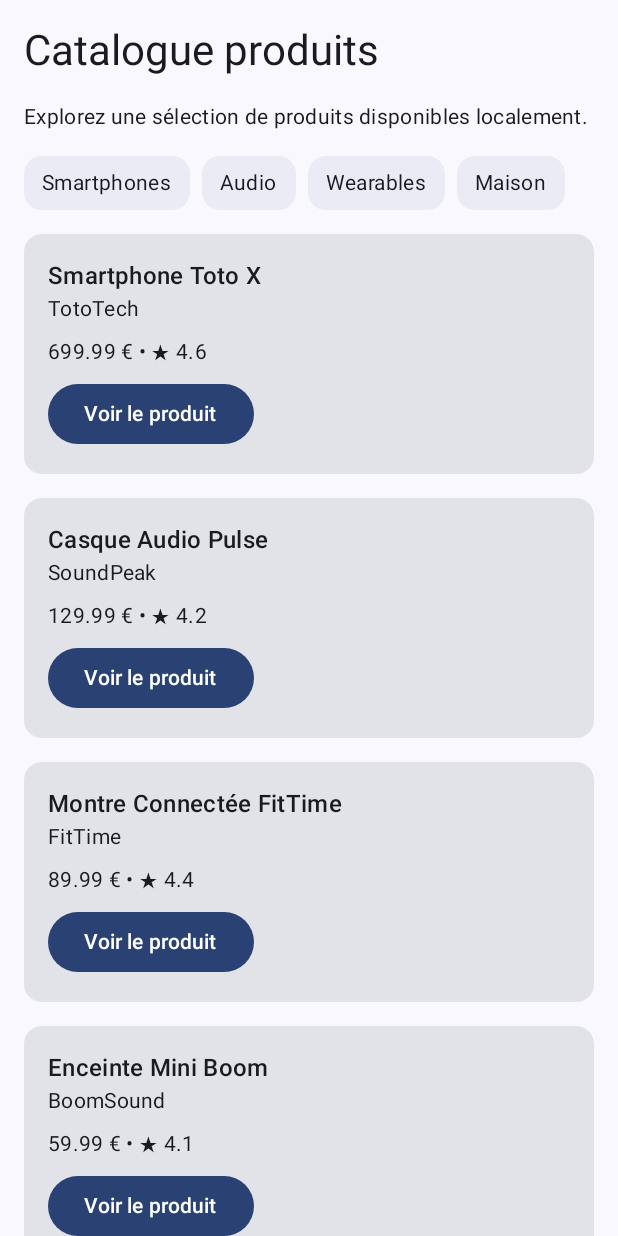
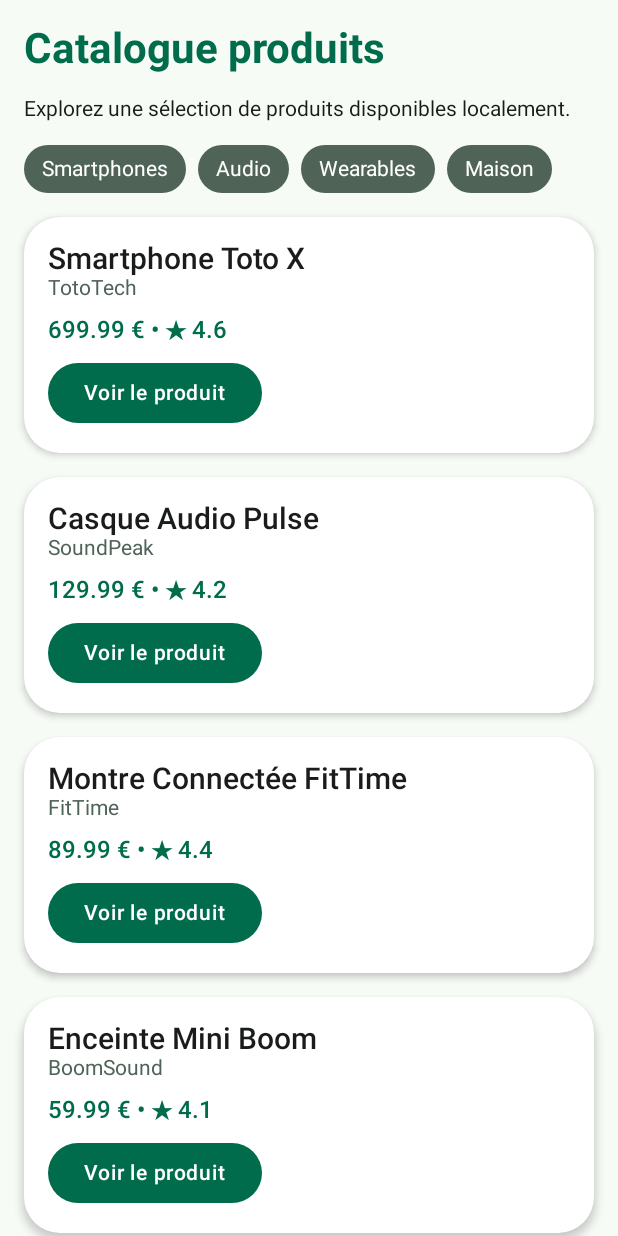
Before and after one commit to Paul-Raynaud/ProjetFilRouge---JetPackCompose, an Android app built with Jetpack Compose: the screen it shows after launch (MainActivity), on a phone screen of 412 x 824 dp. Run offline under Robolectric (Android 15) with nearby library versions, the phone set to English and light mode, and no system bars.

Commit message:
Ajout des shapes et changement thème, couleurs (TP7)

```diff
--- a/app/build.gradle.kts
+++ b/app/build.gradle.kts
@@ -46,6 +46,7 @@ dependencies {
     implementation(libs.androidx.compose.ui.tooling.preview)
     implementation(libs.androidx.core.ktx)
     implementation(libs.androidx.lifecycle.runtime.ktx)
+    implementation(libs.androidx.material3)
     testImplementation(libs.junit)
     androidTestImplementation(platform(libs.androidx.compose.bom))
     androidTestImplementation(libs.androidx.compose.ui.test.junit4)
--- a/app/src/main/java/com/example/productexplorer/MainActivity.kt
+++ b/app/src/main/java/com/example/productexplorer/MainActivity.kt
@@ -5,6 +5,7 @@ import androidx.activity.ComponentActivity
 import androidx.activity.compose.setContent
 import androidx.activity.enableEdgeToEdge
 import androidx.compose.foundation.Image
+import androidx.compose.foundation.background
 import androidx.compose.foundation.layout.Box
 import androidx.compose.foundation.layout.Column
 import androidx.compose.foundation.layout.Row
@@ -384,9 +385,11 @@ fun CategoryChip(
 ) {
     Surface(
         modifier = modifier,
-        shape = MaterialTheme.shapes.medium,
-        tonalElevation = 2.dp
+        shape = MaterialTheme.shapes.extraLarge, // On arrondit encore plus
+        color = MaterialTheme.colorScheme.secondary, // Fond secondaire
+        contentColor = MaterialTheme.colorScheme.onPrimary // Texte lisible par-dessus
     ) {
+        // Le Text reste inchangé à l'intérieur
         Text(
             text = label,
             modifier = Modifier.padding(horizontal = 12.dp, vertical = 8.dp),
@@ -471,7 +474,7 @@ fun ProductCatalogScreen(
     modifier: Modifier = Modifier
 ) {
     LazyColumn(
-        modifier = modifier.fillMaxSize(),
+        modifier = modifier.fillMaxSize().background(MaterialTheme.colorScheme.background),
         contentPadding = androidx.compose.foundation.layout.PaddingValues(16.dp),
         verticalArrangement = androidx.compose.foundation.layout.Arrangement.spacedBy(16.dp)
     ) {
@@ -479,7 +482,8 @@ fun ProductCatalogScreen(
         item {
             Text(
                 text = "Catalogue produits",
-                style = MaterialTheme.typography.headlineMedium
+                style = MaterialTheme.typography.headlineMedium,
+                color = MaterialTheme.colorScheme.primary
             )
         }
         item {
@@ -512,22 +516,34 @@ fun ProductListItem(
     onClick: () -> Unit,
     modifier: Modifier = Modifier
 ) {
-    Card(modifier = modifier.fillMaxWidth()) {
+    Card(
+        modifier = modifier.fillMaxWidth(),
+        shape = MaterialTheme.shapes.large,
+        colors = androidx.compose.material3.CardDefaults.cardColors(
+            containerColor = MaterialTheme.colorScheme.surface
+        ),
+        elevation = androidx.compose.material3.CardDefaults.cardElevation(
+            defaultElevation = 3.dp
+        )
+    ) {
         Column(
             modifier = Modifier.padding(16.dp)
         ) {
             Text(
                 text = product.title,
-                style = MaterialTheme.typography.titleMedium
+                style = MaterialTheme.typography.titleLarge,
+                color = MaterialTheme.colorScheme.onSurface
             )
             Text(
                 text = product.brand,
-                style = MaterialTheme.typography.bodyMedium
+                style = MaterialTheme.typography.bodyMedium,
+                color = MaterialTheme.colorScheme.secondary
             )
             Spacer(modifier = Modifier.height(8.dp))
             Text(
                 text = "${product.price} € • ★ ${product.rating}",
-                style = MaterialTheme.typography.bodyMedium
+                style = MaterialTheme.typography.titleMedium,
+                color = MaterialTheme.colorScheme.primary
             )
             Spacer(modifier = Modifier.height(8.dp))
             Button(onClick = onClick) {
@@ -551,13 +567,30 @@ fun CategoryRow(
     }
 }
 
-@Preview(showBackground = true)
+@Preview(
+    showBackground = true,
+    name = "Catalogue - Dark Theme"
+)
 @Composable
-fun ProductCatalogScreenPreview() {
-    ProductExplorerTheme {
+fun ProductCatalogScreenDarkPreview() {
+    ProductExplorerTheme(darkTheme = true) { // On force le Dark Theme
         ProductCatalogScreen(
             products = sampleProducts(),
             onProductClick = {}
         )
     }
 }
+
+@Preview(
+    showBackground = true,
+    name = "Catalogue - Light Theme"
+)
+@Composable
+fun ProductCatalogScreenLightPreview() {
+    ProductExplorerTheme(darkTheme = false) { // On force le Light Theme
+        ProductCatalogScreen(
+            products = sampleProducts(),
+            onProductClick = {}
+        )
+    }
+}
--- a/app/src/main/java/com/example/productexplorer/ui/theme/Theme.kt
+++ b/app/src/main/java/com/example/productexplorer/ui/theme/Theme.kt
@@ -3,7 +3,9 @@ package com.example.productexplorer.ui.theme
 import android.app.Activity
 import android.os.Build
 import androidx.compose.foundation.isSystemInDarkTheme
+import androidx.compose.foundation.shape.RoundedCornerShape
 import androidx.compose.material3.MaterialTheme
+import androidx.compose.material3.Shapes
 import androidx.compose.material3.darkColorScheme
 import androidx.compose.material3.dynamicDarkColorScheme
 import androidx.compose.material3.dynamicLightColorScheme
@@ -11,48 +13,84 @@ import androidx.compose.material3.lightColorScheme
 import androidx.compose.runtime.Composable
 import androidx.compose.ui.platform.LocalContext
 
-private val DarkColorScheme = darkColorScheme(
-    primary = Purple80,
-    secondary = PurpleGrey80,
-    tertiary = Pink80
+import androidx.compose.ui.graphics.Color // N'oublie pas d'importer Color !
+import androidx.compose.ui.unit.dp
+
+import androidx.compose.material3.Typography
+import androidx.compose.ui.text.TextStyle
+import androidx.compose.ui.text.font.FontWeight
+import androidx.compose.ui.unit.sp
+
+private val LightColorScheme = lightColorScheme(
+    primary = Color(0xFF006C4C),
+    onPrimary = Color.White,
+    secondary = Color(0xFF4F6357),
+    background = Color(0xFFF7FBF6),
+    onBackground = Color(0xFF191C1A),
+    surface = Color(0xFFFFFFFF),
+    onSurface = Color(0xFF191C1A)
 )
 
-private val LightColorScheme = lightColorScheme(
-    primary = Purple40,
-    secondary = PurpleGrey40,
-    tertiary = Pink40
+private val DarkColorScheme = darkColorScheme(
+    primary = Color(0xFF7DDBB0),
+    onPrimary = Color(0xFF003826),
+    secondary = Color(0xFFB7CCBC),
+    background = Color(0xFF101411),
+    onBackground = Color(0xFFE0E4DF),
+    surface = Color(0xFF1C211D),
+    onSurface = Color(0xFFE0E4DF)
+)
 
-    /* Other default colors to override
-    background = Color(0xFFFFFBFE),
-    surface = Color(0xFFFFFBFE),
-    onPrimary = Color.White,
-    onSecondary = Color.White,
-    onTertiary = Color.White,
-    onBackground = Color(0xFF1C1B1F),
-    onSurface = Color(0xFF1C1B1F),
-    */
+private val ProductShapes = Shapes(
+    small = RoundedCornerShape(8.dp),
+    medium = RoundedCornerShape(16.dp),
+    large = RoundedCornerShape(24.dp),
+    extraLarge = RoundedCornerShape(32.dp)
+)
+val ProductTypography = Typography(
+    headlineMedium = TextStyle(
+        fontSize = 28.sp,
+        lineHeight = 34.sp,
+        fontWeight = FontWeight.Bold
+    ),
+    titleLarge = TextStyle(
+        fontSize = 20.sp,
+        lineHeight = 26.sp,
+        fontWeight = FontWeight.SemiBold
+    ),
+    titleMedium = TextStyle(
+        fontSize = 16.sp,
+        lineHeight = 22.sp,
+        fontWeight = FontWeight.SemiBold
+    ),
+    bodyMedium = TextStyle(
+        fontSize = 14.sp,
+        lineHeight = 20.sp,
+        fontWeight = FontWeight.Normal
+    ),
+    labelLarge = TextStyle(
+        fontSize = 14.sp,
+        lineHeight = 18.sp,
+        fontWeight = FontWeight.Medium
+    )
 )
 
 @Composable
 fun ProductExplorerTheme(
     darkTheme: Boolean = isSystemInDarkTheme(),
     // Dynamic color is available on Android 12+
-    dynamicColor: Boolean = true,
     content: @Composable () -> Unit
 ) {
-    val colorScheme = when {
-        dynamicColor && Build.VERSION.SDK_INT >= Build.VERSION_CODES.S -> {
-            val context = LocalContext.current
-            if (darkTheme) dynamicDarkColorScheme(context) else dynamicLightColorScheme(context)
-        }
-
-        darkTheme -> DarkColorScheme
-        else -> LightColorScheme
+    val colorScheme = if (darkTheme) {
+        DarkColorScheme
+    } else {
+        LightColorScheme
     }
 
     MaterialTheme(
         colorScheme = colorScheme,
-        typography = Typography,
+        typography = ProductTypography,
+        shapes = ProductShapes,
         content = content
     )
 }
--- a/gradle/libs.versions.toml
+++ b/gradle/libs.versions.toml
@@ -8,6 +8,7 @@ lifecycleRuntimeKtx = "2.11.0"
 activityCompose = "1.13.0"
 kotlin = "2.2.10"
 composeBom = "2026.02.01"
+material3 = "1.5.0"
 
 [libraries]
 androidx-core-ktx = { group = "androidx.core", name = "core-ktx", version.ref = "coreKtx" }
@@ -24,6 +25,7 @@ androidx-compose-ui-tooling-preview = { group = "androidx.compose.ui", name = "u
 androidx-compose-ui-test-manifest = { group = "androidx.compose.ui", name = "ui-test-manifest" }
 androidx-compose-ui-test-junit4 = { group = "androidx.compose.ui", name = "ui-test-junit4" }
 androidx-compose-material3 = { group = "androidx.compose.material3", name = "material3" }
+androidx-material3 = { group = "androidx.compose.material3", name = "material3", version.ref = "material3" }
 
 [plugins]
 android-application = { id = "com.android.application", version.ref = "agp" }
```
Also changed, not shown: 1 other file.
